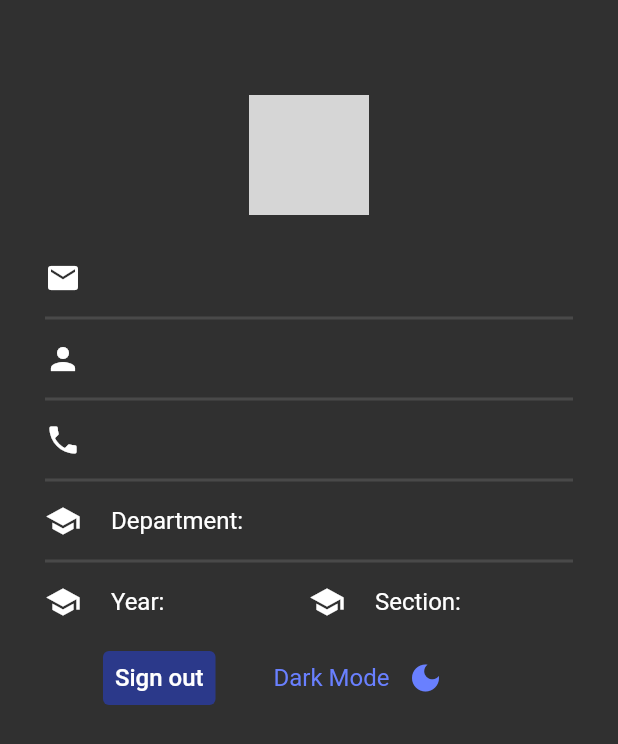
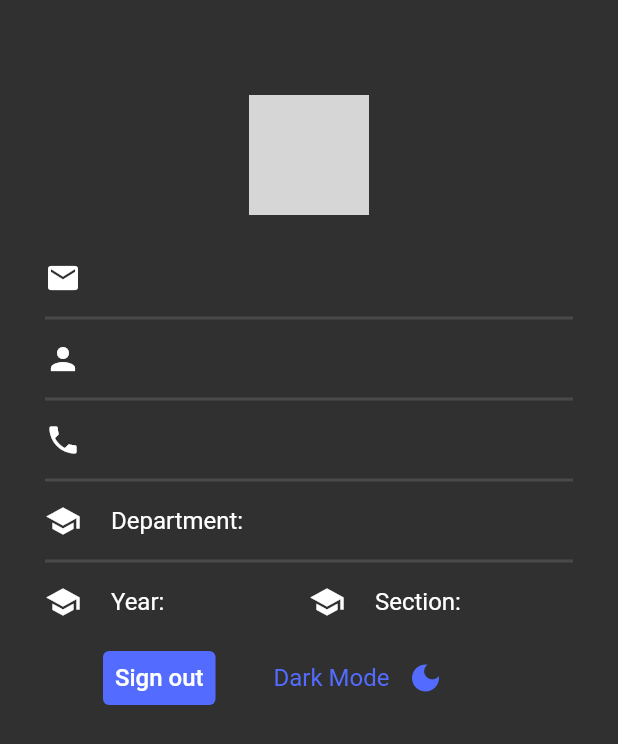
Before and after one commit to ronhedwigzape/sparkeventify, a Flutter app: the ProfileScreen screen opened directly, after a tap on the "light mode" icon, on a phone screen of 412 x 824 dp. Shown: the top 744 px of the screen. Run offline on Flutter 3.47's test engine with Material 2 defaults, Android fonts, the light colour scheme and no system bars; drawn by our look-alikes of overlay_support; our stand-ins replace cloud_firestore, file_picker, firebase_auth, firebase_core, firebase_messaging, firebase_storage and 2 more; accounts and stored records are empty; network calls fail; grey boxes are pictures that could not be loaded.

Commit message:
Create a Feed Screen for events/announcements

```diff
--- a/lib/layouts/client_screen_layout.dart
+++ b/lib/layouts/client_screen_layout.dart
@@ -52,9 +52,10 @@ class _ClientScreenLayoutState extends State<ClientScreenLayout> {
   }
 
   AppBar buildAppBar() {
+    final darkModeOn = Provider.of<DarkModeProvider>(context).darkMode;
     return AppBar(
       automaticallyImplyLeading: false,
-      backgroundColor: lightModePrimaryColor,
+      backgroundColor: darkModeOn ? darkModePrimaryColor : lightModePrimaryColor,
       elevation: 0.0,
       title: buildAppBarTitle(),
       actions: buildAppBarActions(5),
@@ -62,10 +63,11 @@ class _ClientScreenLayoutState extends State<ClientScreenLayout> {
   }
 
   Row buildAppBarTitle() {
-    return const Row(
+    final darkModeOn = Provider.of<DarkModeProvider>(context, listen: false).darkMode;
+    return Row(
       children: [
-        CSPCLogo(height: 30.0),
-        SizedBox(
+        const CSPCLogo(height: 30.0),
+        const SizedBox(
           width: 10.0,
         ),
         Text(
@@ -74,11 +76,24 @@ class _ClientScreenLayoutState extends State<ClientScreenLayout> {
             color: lightColor,
             fontSize: 20.0,
             fontWeight: FontWeight.bold,
+            shadows: darkModeOn ? <Shadow>[
+              const Shadow(
+                offset: Offset(2.0, 2.0),
+                blurRadius: 4.0,
+                color: Color.fromARGB(255, 0, 0, 0),
+              ),
+              const Shadow(
+                offset: Offset(2.0, 2.0),
+                blurRadius: 8.0,
+                color: lightModeBlueColor,
+              ),
+            ] : null,
           ),
         ),
       ],
     );
   }
+
 
   List<Widget> buildAppBarActions(int pageIndex) {
     return [
--- a/lib/main.dart
+++ b/lib/main.dart
@@ -32,8 +32,8 @@ class _AppState extends State<App> {
   @override
   void initState() {
     super.initState();
+    FirebaseNotifications().init();
     FirebaseNotifications().configure();
-    FirebaseNotifications().init();
     FirebaseNotifications().getDeviceToken();
   }
 
--- /dev/null
+++ b/lib/screens/feed_screen.dart
@@ -0,0 +1,39 @@
+import 'package:cloud_firestore/cloud_firestore.dart';
+import 'package:flutter/material.dart';
+import 'package:student_event_calendar/utils/global.dart';
+import 'package:student_event_calendar/widgets/post_card.dart';
+
+class FeedScreen extends StatelessWidget {
+  const FeedScreen({Key? key, this.snap}) : super(key: key);
+
+  final snap;
+
+  @override
+  Widget build(BuildContext context) {
+    final width = MediaQuery.of(context).size.width;
+
+    return Scaffold(
+      body: StreamBuilder(
+        stream: FirebaseFirestore.instance.collection('events').orderBy('datePublished', descending: true).snapshots(),
+        builder: (BuildContext context, AsyncSnapshot<QuerySnapshot<Map<String, dynamic>>> snapshot) {
+          if (snapshot.connectionState == ConnectionState.waiting) {
+            return const Center(
+              child: CircularProgressIndicator(),
+            );
+          }
+          return ListView.builder(
+            itemCount: snapshot.data!.docs.length,
+            itemBuilder: (context, index) => Container(
+              margin: EdgeInsets.symmetric(
+                horizontal: width > webScreenSize ? width * 0.2 : 0,
+                vertical: width > webScreenSize ? 15 : 0),
+              child: PostCard(
+                snap: snapshot.data!.docs[index].data(),
+              )
+            )
+          );
+        },
+      ),
+    );
+  }
+}
--- a/lib/screens/profile_screen.dart
+++ b/lib/screens/profile_screen.dart
@@ -301,7 +301,7 @@ class _ProfileScreenState extends State<ProfileScreen> {
                           child: TextButton(
                             onPressed: _signOut,
                             style: TextButton.styleFrom(
-                              backgroundColor: lightModePrimaryColor,
+                              backgroundColor: darkModeOn ? darkModePrimaryColor : lightModePrimaryColor,
                             ),
                             child: const Text(
                               'Sign out',
--- a/lib/utils/colors.dart
+++ b/lib/utils/colors.dart
@@ -5,7 +5,7 @@ const lightColor = Colors.white;
 const lightModeBlueColor = Color.fromARGB(255, 21, 29, 83);
 const lightModeMaroonColor = Color.fromARGB(255, 88, 0, 0);
 const lightModeGrassColor = Color.fromARGB(255, 0, 88, 0);
-const lightModePrimaryColor = Color.fromARGB(255, 43, 57, 138);
+const lightModePrimaryColor = Color.fromARGB(255, 41, 56, 141);
 const lightModeSecondaryColor = Color.fromARGB(255, 126, 126, 126);
 const lightModeTertiaryColor = Colors.black;
 const lightModeGreyColor = Color.fromARGB(255, 246, 246, 246);
@@ -16,7 +16,7 @@ const darkColor = Color.fromRGBO(38, 38, 38, 1);
 const darkModeBackgroundColor = Color.fromRGBO(38, 38, 38, 1);
 const darkModeMaroonColor = Color.fromARGB(255, 163, 0, 0);
 const darkModeGrassColor = Color.fromARGB(255, 0, 144, 0);
-const darkModePrimaryColor = Color.fromARGB(255, 105, 128, 255);
+const darkModePrimaryColor = Color.fromARGB(255, 83, 108, 255);
 const darkModeSecondaryColor = Color.fromARGB(255, 208, 208, 208);
 const darkModeTertiaryColor = Colors.white;
 const darkModeGreyColor = Color.fromRGBO(255, 255, 255, 0.1);
--- a/lib/utils/global.dart
+++ b/lib/utils/global.dart
@@ -1,5 +1,6 @@
 import 'package:flutter/foundation.dart';
 import 'package:flutter/material.dart';
+import 'package:student_event_calendar/screens/feed_screen.dart';
 import 'package:student_event_calendar/screens/post_screen.dart';
 import 'package:student_event_calendar/screens/profile_screen.dart';
 import 'package:student_event_calendar/screens/events_calendar_screen.dart';
@@ -16,7 +17,7 @@ const appName = 'Announce';
 List<Widget> homeScreenItems = [
   kIsWeb
       ? const EventsCalendarScreen()
-      : const Center(child: Text('Home Screen')),
+      : const FeedScreen(),
   kIsWeb ? const PostScreen() : const EventsCalendarScreen(),
   kIsWeb
       ? const Center(child: Text('Manage Events'))
```
Also changed, not shown: lib/resources/firestore_user_methods.dart (+36 -0 lines), lib/screens/event_screen.dart (added, +61 -0 lines), lib/services/firebase_notifications.dart (+17 -14 lines), lib/widgets/post_card.dart (added, +198 -0 lines).
